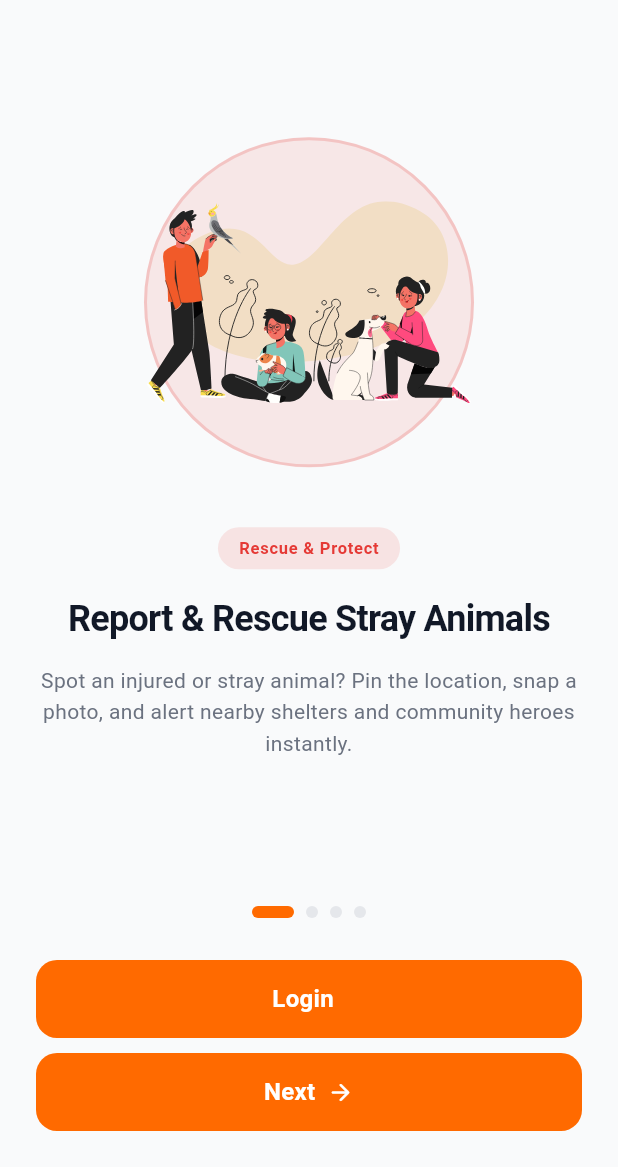
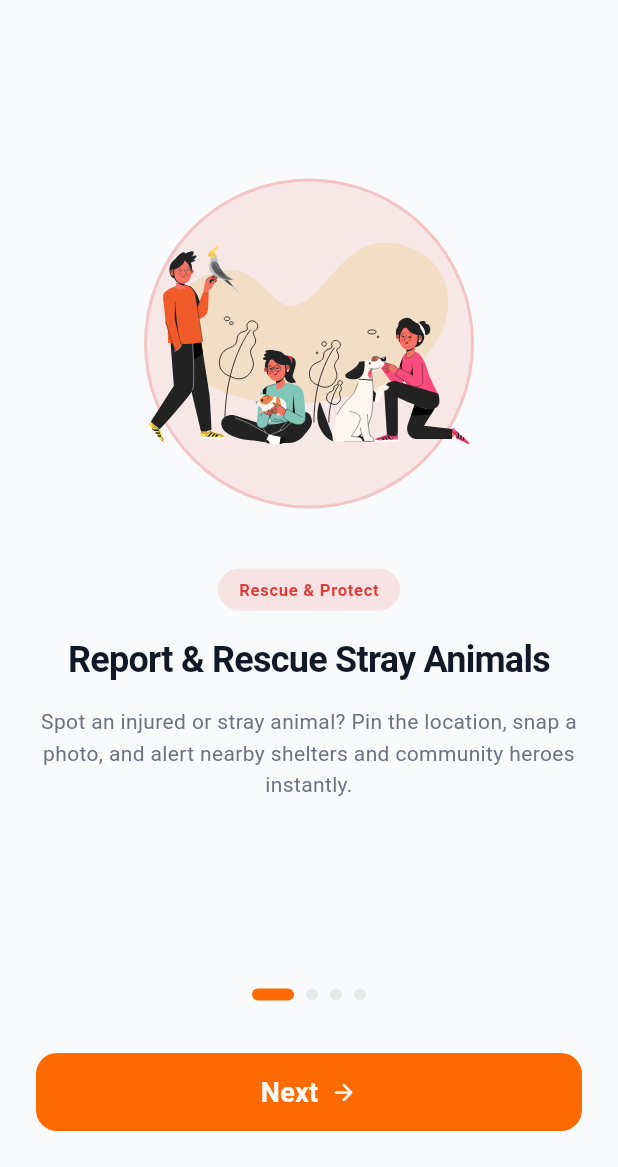
Before and after one commit to elsoudy222/Aleefy, a Flutter app: the screen it shows after launch, on a phone screen of 412 x 824 dp, the part 69-1236 px from its top. Run offline on Flutter 3.47's test engine with Material 3 defaults, Android fonts, the phone set to English and light mode, and no system bars; our stand-ins replace flutter_svg, google_fonts; Roboto replaces fonts that are missing (Cairo).

Commit message:
refactor: extract AleefyApp widget and add SecondaryButton component

```diff
--- /dev/null
+++ b/lib/aleefy_app.dart
@@ -0,0 +1,19 @@
+import 'package:aleefy/core/constants/app_constants.dart';
+import 'package:aleefy/core/theme/app_theme.dart';
+import 'package:aleefy/features/onboarding/presentation/screens/splash_screen.dart';
+import 'package:flutter/material.dart';
+
+class AleefyApp extends StatelessWidget {
+  const AleefyApp({super.key});
+
+  @override
+  Widget build(BuildContext context) {
+    return MaterialApp(
+      title: AppConstants.appName,
+      debugShowCheckedModeBanner: false,
+      theme: AppTheme.lightTheme,
+      darkTheme: ThemeData.dark(),
+      home: const SplashScreen(),
+    );
+  }
+}
--- a/lib/features/onboarding/presentation/screens/onboarding_screen.dart
+++ b/lib/features/onboarding/presentation/screens/onboarding_screen.dart
@@ -141,24 +141,13 @@ class _OnboardingScreenState extends State<OnboardingScreen> {
                     count: OnboardingData.items.length,
                     currentIndex: _currentIndex,
                   ),
-                  const SizedBox(height: 28),
-                  AppMainButton(onPressed: () {}, title: "Login"),
-                  SizedBox(height: 10),
-                  ElevatedButton(
+                  const SizedBox(height: 35),
+                  AppMainButton(
                     onPressed: _onNextPressed,
-                    child: Row(
-                      mainAxisAlignment: MainAxisAlignment.center,
-                      children: [
-                        Text(isLastPage ? 'Get Started' : 'Next'),
-                        const SizedBox(width: 8),
-                        Icon(
-                          isLastPage
-                              ? Icons.rocket_launch
-                              : Icons.arrow_forward_rounded,
-                          size: 18,
-                        ),
-                      ],
-                    ),
+                    title: isLastPage ? 'Get Started' : 'Next',
+                    icon: isLastPage
+                        ? Icons.rocket_launch
+                        : Icons.arrow_forward_rounded,
                   ),
                 ],
               ),
--- a/lib/main.dart
+++ b/lib/main.dart
@@ -1,25 +1,7 @@
+import 'package:aleefy/aleefy_app.dart';
 import 'package:flutter/material.dart';
-import 'core/theme/app_theme.dart';
-import 'core/constants/app_constants.dart';
-import 'features/onboarding/presentation/screens/splash_screen.dart';
 
 void main() {
   WidgetsFlutterBinding.ensureInitialized();
   runApp(const AleefyApp());
 }
-
-/// نقطة انطلاق التطبيق الرئيسية
-class AleefyApp extends StatelessWidget {
-  const AleefyApp({super.key});
-
-  @override
-  Widget build(BuildContext context) {
-    return MaterialApp(
-      title: AppConstants.appName,
-      debugShowCheckedModeBanner: false,
-      theme: AppTheme.lightTheme,
-      // تبدأ رحلة المستخدم من شاشة البداية (Splash Screen)
-      home: const SplashScreen(),
-    );
-  }
-}
```
Also changed, not shown: lib/core/components/app_buttons.dart (+63 -1 lines), 1 other file.
